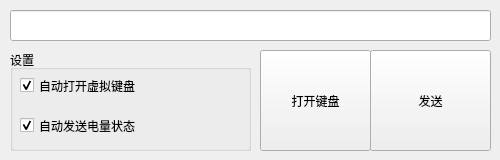
Before: the Qt Designer form main.ui in limelisest/VRChat_OSCKeyboard, drawn with Qt 5.
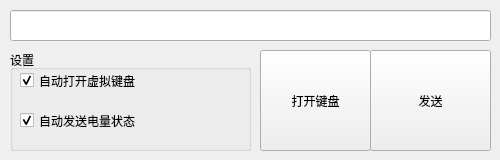
After: the same form once the commit is applied.

Commit message: 修复电量信息无法停止的BUG

What changed in the file:
```diff
--- a/main.ui
+++ b/main.ui
@@ -91,7 +91,7 @@
        <x>10</x>
        <y>20</y>
        <width>221</width>
-       <height>31</height>
+       <height>21</height>
       </rect>
      </property>
      <property name="text">
@@ -110,7 +110,7 @@
        <x>10</x>
        <y>60</y>
        <width>221</width>
-       <height>31</height>
+       <height>21</height>
       </rect>
      </property>
      <property name="text">
```
The commit also changes 2 other files.
